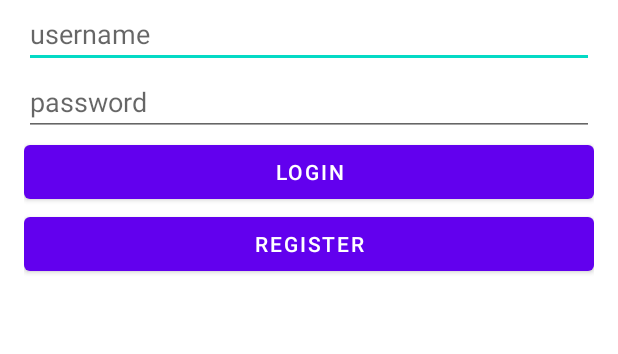
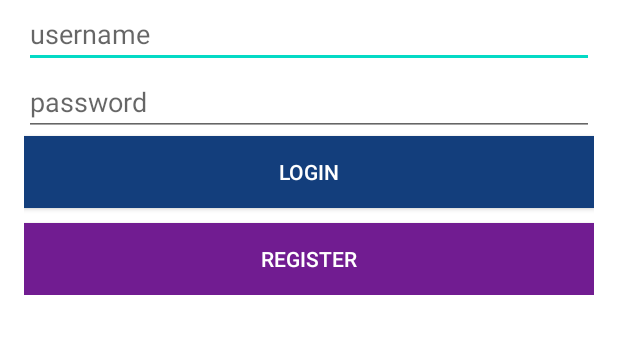
Before and after one commit to Codepath-Group-5/Group5, an Android app: the screen it shows after launch (LoginActivity), on a phone screen of 412 x 824 dp, the part 198-552 px from its top. Run offline under Robolectric (Android 15) with nearby library versions, the phone set to English and light mode, and no system bars; libraries missing offline, so code that uses them is left out: com.parse; 2 statements that could not run were skipped.

Commit message:
Added: Custom Button Colors on Login Screen

```diff
--- a/app/src/main/res/layout/activity_login.xml
+++ b/app/src/main/res/layout/activity_login.xml
@@ -7,7 +7,9 @@
     android:layout_height="wrap_content"
     android:layout_margin="16dp"
     android:orientation="vertical"
-    tools:context=".LoginActivity">
+    tools:context=".LoginActivity"
+
+    >
 
     <TextView
         android:id="@+id/tvTitle"
@@ -34,19 +36,27 @@
         android:layout_weight="1"
         android:ems="10"
         android:hint="password"
-        android:inputType="textPassword" />
+        android:inputType="textPassword"
+        />
 
-    <Button
+    <androidx.appcompat.widget.AppCompatButton
         android:id="@+id/btnLogin"
         android:layout_width="match_parent"
         android:layout_height="wrap_content"
-        android:text="Login" />
+        android:text="Login"
+        android:textColor="@color/white"
+        android:background="#133E7C"
+        />
 
-    <Button
+    <androidx.appcompat.widget.AppCompatButton
         android:id="@+id/btnRegister"
         android:layout_width="match_parent"
         android:layout_height="wrap_content"
         android:layout_weight="1"
-        android:text="Register" />
+        android:text="Register"
+        android:textColor="@color/white"
+        android:background="#711C91"
+        android:layout_marginTop="10dp"
+        />
 
 </LinearLayout>
```
Also changed, not shown: app/src/main/res/drawable-v24/gradient.xml (added, +9 -0 lines).
